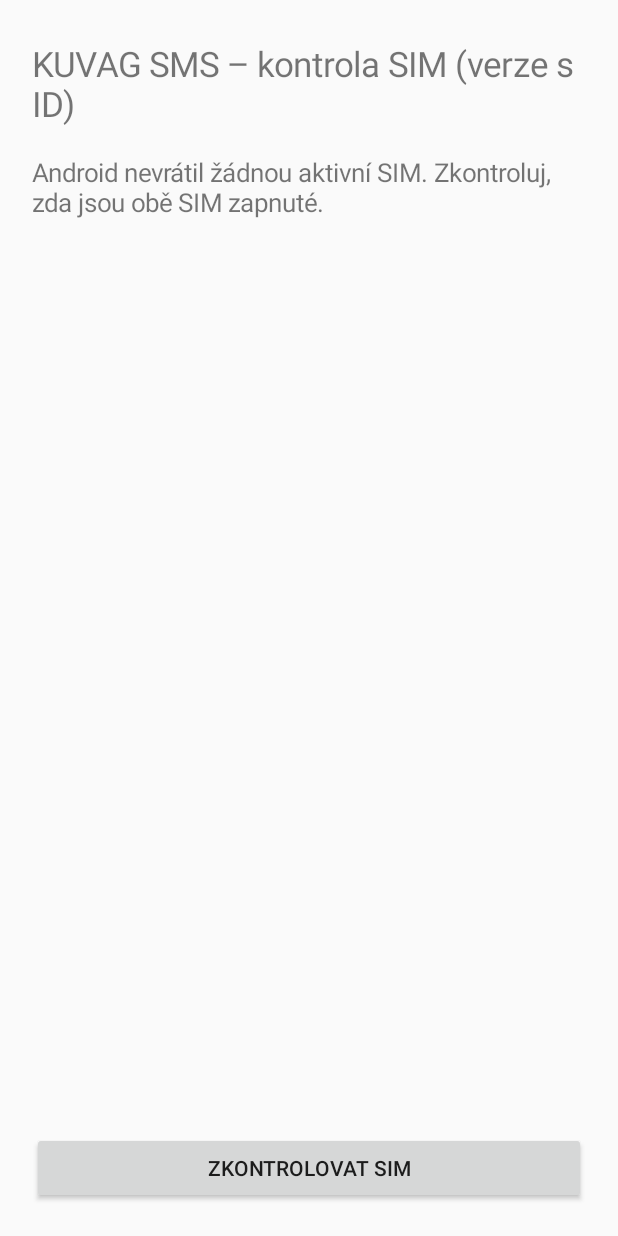
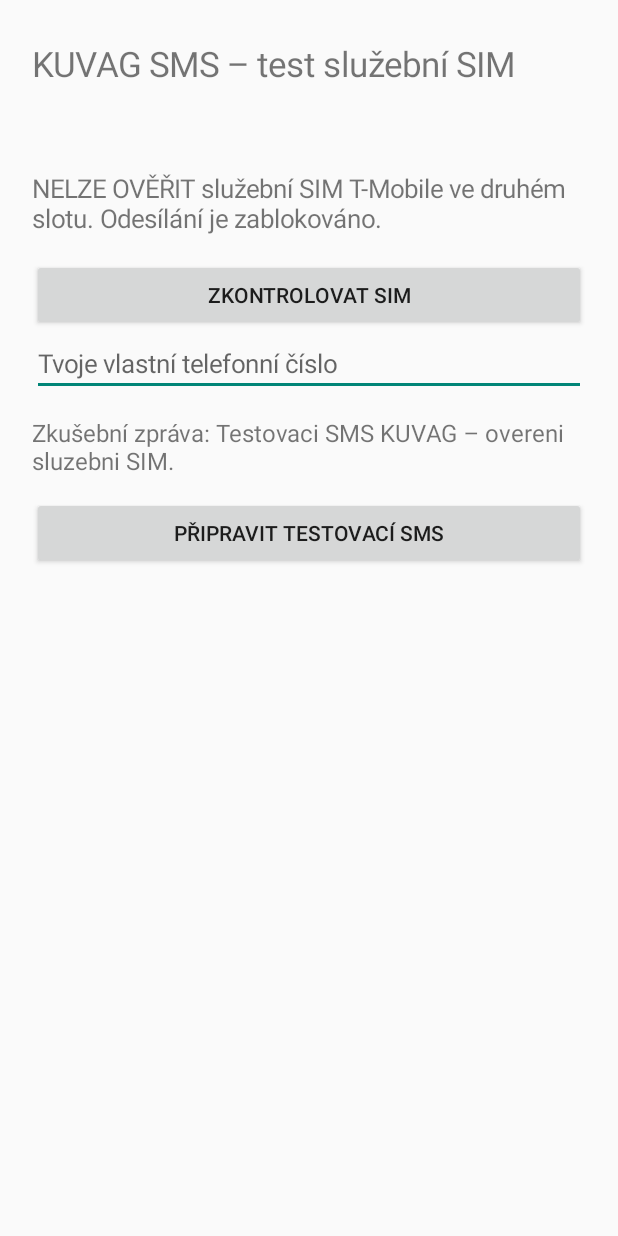
Before and after one commit to KuvagCR/kuvag-sms, an Android app: the screen it shows after launch (MainActivity), on a phone screen of 412 x 824 dp. Run offline under Robolectric (Android 15) with nearby library versions, the phone set to English and light mode, and no system bars.

Commit message:
Add explicit SIM2-only test SMS flow

```diff
--- a/app/src/main/java/cz/kuvag/sms/MainActivity.kt
+++ b/app/src/main/java/cz/kuvag/sms/MainActivity.kt
@@ -2,109 +2,178 @@ package cz.kuvag.sms
 
 import android.Manifest
 import android.app.Activity
+import android.app.AlertDialog
 import android.content.pm.PackageManager
 import android.os.Bundle
+import android.telephony.SmsManager
 import android.telephony.SubscriptionInfo
 import android.telephony.SubscriptionManager
+import android.text.InputType
 import android.view.Gravity
+import android.widget.Button
+import android.widget.EditText
+import android.widget.LinearLayout
 import android.widget.ScrollView
-import android.widget.Button
-import android.widget.LinearLayout
 import android.widget.TextView
+import android.widget.Toast
 
 class MainActivity : Activity() {
     private lateinit var result: TextView
-    private val permissionRequestCode = 41
+    private lateinit var phoneInput: EditText
+
+    private val phonePermissionRequestCode = 41
+    private val smsPermissionRequestCode = 42
+    private val testMessage = "Testovaci SMS KUVAG – overeni sluzebni SIM."
 
     override fun onCreate(savedInstanceState: Bundle?) {
         super.onCreate(savedInstanceState)
 
-        val layout = LinearLayout(this).apply {
+        val content = LinearLayout(this).apply {
             orientation = LinearLayout.VERTICAL
             setPadding(32, 40, 32, 32)
             gravity = Gravity.TOP
         }
 
         val heading = TextView(this).apply {
-            text = "KUVAG SMS – kontrola SIM (verze s ID)"
+            text = "KUVAG SMS – test služební SIM"
             textSize = 23f
         }
         result = TextView(this).apply {
             textSize = 17f
-            text = "Aplikace zatím nic neodesílá. Pouze zjišťuje, které SIM jsou v telefonu aktivní."
-            setPadding(0, 28, 0, 28)
+            text = "Aplikace ověří druhý slot. SMS odešle až po ručním potvrzení."
+            setPadding(0, 24, 0, 24)
         }
-        val refresh = Button(this).apply {
+        phoneInput = EditText(this).apply {
+            hint = "Tvoje vlastní telefonní číslo"
+            inputType = InputType.TYPE_CLASS_PHONE
+            textSize = 17f
+        }
+        val messageLabel = TextView(this).apply {
+            text = "Zkušební zpráva: $testMessage"
+            textSize = 16f
+            setPadding(0, 20, 0, 20)
+        }
+        val checkButton = Button(this).apply {
             text = "Zkontrolovat SIM"
             setOnClickListener { checkPermissionAndRead() }
         }
+        val sendButton = Button(this).apply {
+            text = "Připravit testovací SMS"
+            setOnClickListener { prepareTestSms() }
+        }
+
+        content.addView(heading)
+        content.addView(result)
+        content.addView(checkButton)
+        content.addView(phoneInput)
+        content.addView(messageLabel)
+        content.addView(sendButton)
 
         val scrollView = ScrollView(this).apply {
             isFillViewport = true
-            addView(result)
+            addView(content)
         }
-
-        layout.addView(heading)
-        layout.addView(
-            scrollView,
-            LinearLayout.LayoutParams(
-                LinearLayout.LayoutParams.MATCH_PARENT,
-                0,
-                1f
-            )
-        )
-        layout.addView(refresh)
-        setContentView(layout)
+        setContentView(scrollView)
 
         checkPermissionAndRead()
     }
 
     private fun checkPermissionAndRead() {
-        if (checkSelfPermission(Manifest.permission.READ_PHONE_STATE)
-            != PackageManager.PERMISSION_GRANTED
-        ) {
-            requestPermissions(
-                arrayOf(Manifest.permission.READ_PHONE_STATE),
-                permissionRequestCode
-            )
-            result.text = "Je potřeba povolit oprávnění Telefon, aby aplikace mohla zjistit sloty SIM."
+        if (checkSelfPermission(Manifest.permission.READ_PHONE_STATE) != PackageManager.PERMISSION_GRANTED) {
+            requestPermissions(arrayOf(Manifest.permission.READ_PHONE_STATE), phonePermissionRequestCode)
+            result.text = "Je potřeba povolit oprávnění Telefon, aby aplikace mohla ověřit druhý slot."
             return
         }
-        readSubscriptions()
+        showSimStatus()
     }
 
     @Suppress("MissingPermission")
-    private fun readSubscriptions() {
+    private fun verifiedBusinessSim(): SubscriptionInfo? {
+        val manager = getSystemService(TELEPHONY_SUBSCRIPTION_SERVICE) as SubscriptionManager
+        val active = manager.activeSubscriptionInfoList ?: return null
+        val secondSlot = active.filter { it.simSlotIndex == 1 }
+        if (secondSlot.size != 1) return null
+        val sim = secondSlot.single()
+        val carrier = sim.carrierName?.toString().orEmpty()
+        if (!carrier.contains("T-Mobile", ignoreCase = true)) return null
+        return sim
+    }
+
+    @Suppress("MissingPermission")
+    private fun showSimStatus() {
         try {
             val manager = getSystemService(TELEPHONY_SUBSCRIPTION_SERVICE) as SubscriptionManager
-            val subscriptions: List<SubscriptionInfo> =
-                manager.activeSubscriptionInfoList ?: emptyList()
+            val active = manager.activeSubscriptionInfoList ?: emptyList()
+            val businessSim = verifiedBusinessSim()
+            val lines = active.sortedBy { it.simSlotIndex }.joinToString("\n\n") { sim ->
+                val slot = sim.simSlotIndex + 1
+                val carrier = sim.carrierName?.toString()?.ifBlank { "Neznámý operátor" } ?: "Neznámý operátor"
+                "SIM ve slotu $slot\nOperátor: $carrier\nSubscription ID: ${sim.subscriptionId}\nSlot Index (Android): ${sim.simSlotIndex}"
+            }
+            result.text = if (businessSim != null) {
+                "$lines\n\nOVĚŘENO: T-Mobile ve druhém slotu. Pro odeslání se použije pouze Subscription ID ${businessSim.subscriptionId}. První slot se nikdy nepoužije."
+            } else {
+                "$lines\n\nNELZE OVĚŘIT služební SIM T-Mobile ve druhém slotu. Odesílání je zablokováno."
+            }
+        } catch (e: Exception) {
+            result.text = "SIM se nepodařilo bezpečně ověřit. Odesílání je zablokováno."
+        }
+    }
 
-            if (subscriptions.isEmpty()) {
-                result.text = "Android nevrátil žádnou aktivní SIM. Zkontroluj, zda jsou obě SIM zapnuté."
-                return
-            }
+    private fun prepareTestSms() {
+        val number = phoneInput.text.toString().trim()
+        if (number.length < 9) {
+            phoneInput.error = "Zadej své vlastní telefonní číslo."
+            return
+        }
+        if (checkSelfPermission(Manifest.permission.READ_PHONE_STATE) != PackageManager.PERMISSION_GRANTED) {
+            result.text = "Nejdříve je nutné povolit ověření SIM. Odesílání zůstává zablokováno."
+            requestPermissions(arrayOf(Manifest.permission.READ_PHONE_STATE), phonePermissionRequestCode)
+            return
+        }
+        val sim = try { verifiedBusinessSim() } catch (_: Exception) { null }
+        if (sim == null) {
+            result.text = "Služební SIM T-Mobile ve druhém slotu nelze jednoznačně ověřit. SMS nebyla odeslána."
+            return
+        }
+        if (checkSelfPermission(Manifest.permission.SEND_SMS) != PackageManager.PERMISSION_GRANTED) {
+            requestPermissions(arrayOf(Manifest.permission.SEND_SMS), smsPermissionRequestCode)
+            result.text = "Po povolení SMS ještě zobrazím potvrzení. Zpráva se zatím neposílá."
+            return
+        }
+        showFinalConfirmation()
+    }
 
-            val lines = subscriptions
-                .sortedBy { it.simSlotIndex }
-                .map { info ->
-                    val slotNumber = info.simSlotIndex + 1
-                    val carrier = info.carrierName?.toString()?.takeIf { it.isNotBlank() } ?: "Operátor není znám"
-                    val label = info.displayName?.toString()?.takeIf { it.isNotBlank() } ?: "Bez názvu"
-                    val purpose = if (info.simSlotIndex == 1) {
-                        "DRUHÝ SLOT – kandidát pro služební SIM"
-                    } else {
-                        "PRVNÍ SLOT – nepoužívat pro firemní SMS"
-                    }
-                    "SIM ve slotu $slotNumber\nOperátor: $carrier\nNázev SIM: $label\nSubscription ID: ${info.subscriptionId}\nSlot Index (Android): ${info.simSlotIndex}\n$purpose"
-                }
+    private fun showFinalConfirmation() {
+        val number = phoneInput.text.toString().trim()
+        val sim = try { verifiedBusinessSim() } catch (_: Exception) { null }
+        if (sim == null) {
+            result.text = "Služební SIM již nelze ověřit. Odesílání je zablokováno."
+            return
+        }
+        AlertDialog.Builder(this)
+            .setTitle("Potvrdit jednu testovací SMS")
+            .setMessage("Odeslat na tvoje číslo:\n$number\n\nZpráva:\n$testMessage\n\nPoužije se výhradně T-Mobile ve slotu 2 (Subscription ID ${sim.subscriptionId}). Soukromá SIM ve slotu 1 se nepoužije.")
+            .setNegativeButton("Zrušit", null)
+            .setPositiveButton("Odeslat testovací SMS") { _, _ -> sendTestSms() }
+            .show()
+    }
 
-            result.text = lines.joinToString("\n\n") +
-                "\n\nPoznámka: Toto je pouze diagnostika. Aplikace zatím nemá oprávnění odesílat SMS a nic neodesílá."
-        } catch (e: SecurityException) {
-            result.text = "Android z bezpečnostních důvodů nedovolil načíst SIM. Odesílání musí zůstat zablokované."
+    private fun sendTestSms() {
+        val number = phoneInput.text.toString().trim()
+        val sim = try { verifiedBusinessSim() } catch (_: Exception) { null }
+        if (sim == null || checkSelfPermission(Manifest.permission.SEND_SMS) != PackageManager.PERMISSION_GRANTED) {
+            result.text = "Kontrola SIM nebo oprávnění selhala. SMS nebyla odeslána."
+            return
+        }
+        try {
+            @Suppress("DEPRECATION")
+            val smsManager = SmsManager.getSmsManagerForSubscriptionId(sim.subscriptionId)
+            smsManager.sendTextMessage(number, null, testMessage, null, null)
+            result.text = "Požadavek na odeslání jedné testovací SMS byl předán Androidu přes T-Mobile ve slotu 2. Ověř doručení ve zprávách telefonu."
+            Toast.makeText(this, "Testovací SMS předána k odeslání přes SIM 2.", Toast.LENGTH_LONG).show()
         } catch (e: Exception) {
-            result.text = "SIM se nepodařilo načíst: ${e.javaClass.simpleName}. Odesílání musí zůstat zablokované."
+            result.text = "SMS se nepodařilo předat k odeslání. Chyba: ${e.javaClass.simpleName}. Soukromá SIM nebyla použita."
         }
     }
 
@@ -114,11 +183,17 @@ class MainActivity : Activity() {
         grantResults: IntArray
     ) {
         super.onRequestPermissionsResult(requestCode, permissions, grantResults)
-        if (requestCode == permissionRequestCode) {
+        if (requestCode == phonePermissionRequestCode) {
             if (grantResults.isNotEmpty() && grantResults[0] == PackageManager.PERMISSION_GRANTED) {
-                readSubscriptions()
+                showSimStatus()
             } else {
-                result.text = "Oprávnění nebylo povoleno. SIM nelze ověřit, proto se nic dalšího nepovolí."
+                result.text = "Oprávnění k ověření SIM nebylo povoleno. Odesílání je zablokováno."
+            }
+        } else if (requestCode == smsPermissionRequestCode) {
+            if (grantResults.isNotEmpty() && grantResults[0] == PackageManager.PERMISSION_GRANTED) {
+                showFinalConfirmation()
+            } else {
+                result.text = "Oprávnění k odesílání SMS nebylo povoleno. Nic nebylo odesláno."
             }
         }
     }
```
